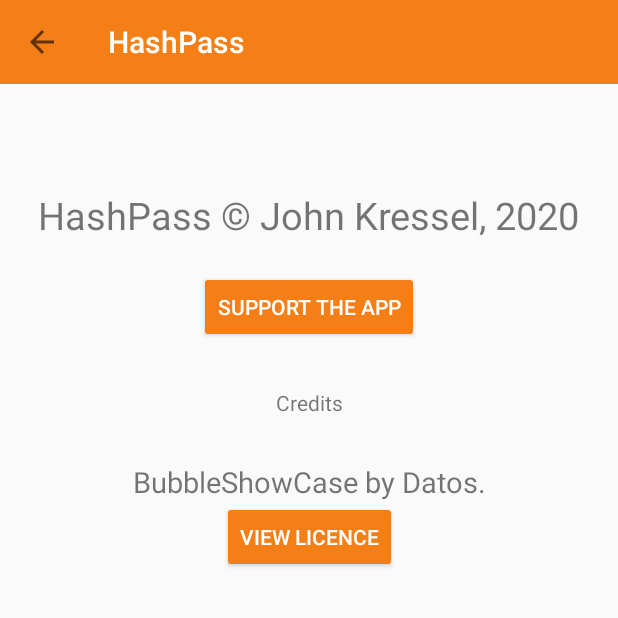
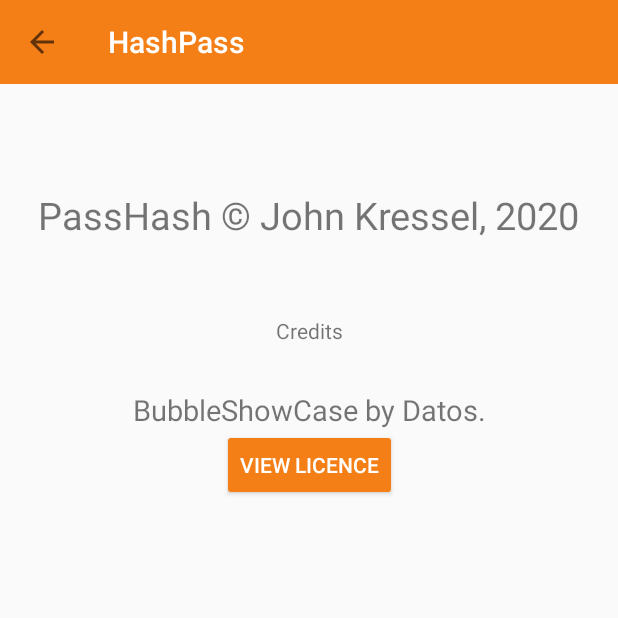
Before and after one commit to jkressel/HashPass, an Android app: the About screen opened directly, with no data from a screen before it, on a phone screen of 412 x 824 dp, the top half of it. Run offline under Robolectric (Android 15) with nearby library versions, the phone set to English and light mode, and no system bars.

Commit message:
Minor tweaks

```diff
--- a/app/build.gradle
+++ b/app/build.gradle
@@ -8,8 +8,8 @@
         applicationId "eu.japk.hashpass"
         minSdkVersion 26
         targetSdkVersion 29
-        versionCode 1
-        versionName "1.0"
+        versionCode 3
+        versionName "1.0.1"
 
         testInstrumentationRunner "androidx.test.runner.AndroidJUnitRunner"
     }
--- a/app/src/main/java/eu/japk/hashpass/About.java
+++ b/app/src/main/java/eu/japk/hashpass/About.java
@@ -24,7 +24,6 @@
         getSupportActionBar().setDisplayShowHomeEnabled(true);
 
         Button licence = findViewById(R.id.bubbleLicence);
-        Button support = findViewById(R.id.support);
 
         licence.setOnClickListener(new View.OnClickListener() {
             @Override
@@ -53,15 +52,6 @@
             }
         });
 
-        support.setOnClickListener(new View.OnClickListener() {
-            @Override
-            public void onClick(View v) {
-                String url = "https://japk.eu/donate";
-                Intent i = new Intent(Intent.ACTION_VIEW);
-                i.setData(Uri.parse(url));
-                startActivity(i);
-            }
-        });
     }
 
     @Override
--- a/app/src/main/java/eu/japk/hashpass/ExportDatabase.java
+++ b/app/src/main/java/eu/japk/hashpass/ExportDatabase.java
@@ -61,7 +61,7 @@
     }
 
     private File getFile(Context context){
-        File file = new File(context.getExternalFilesDir(null), "hashpass_export/");
+        File file = new File(context.getExternalFilesDir(null), "PassHash_export/");
         file.mkdirs();
         return file;
     }
--- a/app/src/main/java/eu/japk/hashpass/ImportExport.java
+++ b/app/src/main/java/eu/japk/hashpass/ImportExport.java
@@ -165,7 +165,7 @@
             List<PasswordRecord> list = mAsyncTaskDao.getAllUnordered();
             ExportDatabase ed = new ExportDatabase(salt, secretKey, appkey);
             try {
-                ed.export(context, "hashpass_db_export.txt", list);
+                ed.export(context, "PassHash_db_export.txt", list);
             } catch (Exception e) {
                 e.printStackTrace();
             }
@@ -179,7 +179,7 @@
             super.onPostExecute(passwordRecords);
 
 
-            working.setText("Successfully exported to " + context.getExternalFilesDir(null) + "/hashpass_export/hashpass_db_export.txt"
+            working.setText("Successfully exported to " + context.getExternalFilesDir(null) + "/PassHash_export/PassHash_db_export.txt"
             );
             working.setTextSize((float)14.5);
             pb.setVisibility(View.GONE);
--- a/app/src/main/res/layout/activity_about.xml
+++ b/app/src/main/res/layout/activity_about.xml
@@ -18,7 +18,7 @@
     <TextView
         android:layout_width="wrap_content"
         android:layout_height="wrap_content"
-        android:text="HashPass © John Kressel, 2020"
+        android:text="PassHash © John Kressel, 2020"
         app:layout_constraintTop_toBottomOf="@+id/toolbarAbout"
         app:layout_constraintRight_toRightOf="parent"
         app:layout_constraintLeft_toLeftOf="parent"
@@ -27,21 +27,11 @@
         android:padding="20dp"
         android:textSize="25sp"/>
 
-    <Button
-        android:layout_width="wrap_content"
-        android:layout_height="wrap_content"
-        android:text="Support The App"
-        android:id="@+id/support"
-        app:layout_constraintTop_toBottomOf="@+id/copyrightTV"
-        app:layout_constraintRight_toRightOf="parent"
-        app:layout_constraintLeft_toLeftOf="parent"
-        android:textColor="#ffffff"/>
-
     <TextView
         android:layout_width="wrap_content"
         android:layout_height="wrap_content"
         android:id="@+id/thanksTV"
-        app:layout_constraintTop_toBottomOf="@+id/support"
+        app:layout_constraintTop_toBottomOf="@+id/copyrightTV"
         app:layout_constraintRight_toRightOf="parent"
         app:layout_constraintLeft_toLeftOf="parent"
         android:layout_margin="30dp"
--- a/app/src/main/res/layout/activity_enter_phrase.xml
+++ b/app/src/main/res/layout/activity_enter_phrase.xml
@@ -68,6 +68,7 @@
         app:layout_constraintVertical_bias="0.3"
         android:singleLine="true"
         android:imeOptions="actionNext"
+        android:inputType="textNoSuggestions|textVisiblePassword"
         />
 
     <EditText
@@ -86,6 +87,7 @@
         app:layout_constraintVertical_bias="0.3"
         android:singleLine="true"
         android:imeOptions="actionNext"
+        android:inputType="textNoSuggestions|textVisiblePassword"
         />
     <EditText
         android:layout_width="0dp"
@@ -103,6 +105,7 @@
         app:layout_constraintVertical_bias="0.3"
         android:singleLine="true"
         android:imeOptions="actionNext"
+        android:inputType="textNoSuggestions|textVisiblePassword"
         />
 
     <androidx.constraintlayout.widget.Guideline
@@ -136,6 +139,7 @@
         app:layout_constraintVertical_bias="0.45"
         android:singleLine="true"
         android:imeOptions="actionNext"
+        android:inputType="textNoSuggestions|textVisiblePassword"
         />
 
     <EditText
@@ -154,6 +158,7 @@
         app:layout_constraintVertical_bias="0.45"
         android:singleLine="true"
         android:imeOptions="actionNext"
+        android:inputType="textNoSuggestions|textVisiblePassword"
         />
     <EditText
         android:layout_width="0dp"
@@ -171,6 +176,7 @@
         app:layout_constraintVertical_bias="0.45"
         android:singleLine="true"
         android:imeOptions="actionDone"
+        android:inputType="textNoSuggestions|textVisiblePassword"
         />
 
     <com.google.android.material.floatingactionbutton.FloatingActionButton
--- a/app/src/main/res/layout/activity_generate_password.xml
+++ b/app/src/main/res/layout/activity_generate_password.xml
@@ -61,8 +61,7 @@
         android:allowUndo="true"
         android:hint="Allowed Characters"
         android:digits="0123456789:;&lt;=>?@ABCDEFGHIJKLMNOPQRSTUVWXYZ[\]^_`!#$%&amp;&apos;()*+,-./abcdefghijklmnopqrstuvwxyz{|}~"
-        android:text="0123456789:;&lt;=>?@ABCDEFGHIJKLMNOPQRSTUVWXYZ[\]^_`!#$%&amp;&apos;()*+,-./abcdefghijklmnopqrstuvwxyz{|}~"
-        android:singleLine="true"/>
+        android:text="0123456789:;&lt;=>?@ABCDEFGHIJKLMNOPQRSTUVWXYZ[\]^_`!#$%&amp;&apos;()*+,-./abcdefghijklmnopqrstuvwxyz{|}~" />
 
     </com.google.android.material.textfield.TextInputLayout>
 
--- a/app/src/main/res/layout/nav_header.xml
+++ b/app/src/main/res/layout/nav_header.xml
@@ -1,5 +1,5 @@
 <?xml version="1.0" encoding="utf-8"?>
 <LinearLayout xmlns:android="http://schemas.android.com/apk/res/android" android:orientation="vertical" android:layout_width="match_parent" android:layout_height="wrap_content" android:gravity="center" android:background="@color/colorPrimary">
     <ImageView android:layout_width="wrap_content" android:layout_height="wrap_content" android:layout_gravity="center_vertical|center_horizontal" android:layout_marginTop="15dp" android:background="@mipmap/ic_launcher_foreground"/>
-    <TextView android:layout_width="wrap_content" android:layout_height="wrap_content" android:layout_gravity="bottom|center_horizontal" android:text="Version 1 © John Kressel 2020" android:textColor="#ffffff" android:layout_marginRight="30dp" android:layout_marginBottom="10dp"/>
+    <TextView android:layout_width="wrap_content" android:layout_height="wrap_content" android:layout_gravity="bottom|center_horizontal" android:text="Version 1.0.1 © John Kressel 2020" android:textColor="#ffffff" android:layout_marginRight="30dp" android:layout_marginBottom="10dp"/>
 </LinearLayout>
```
